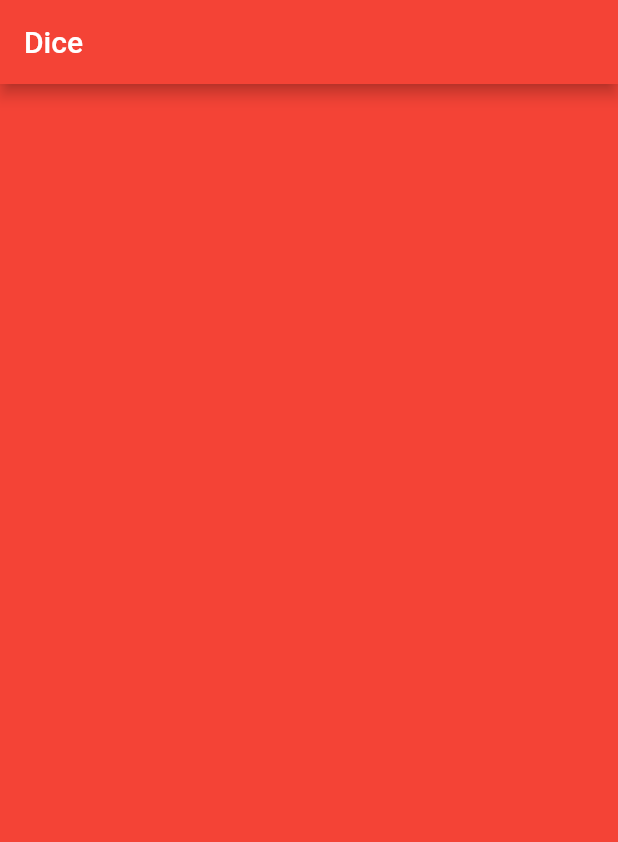
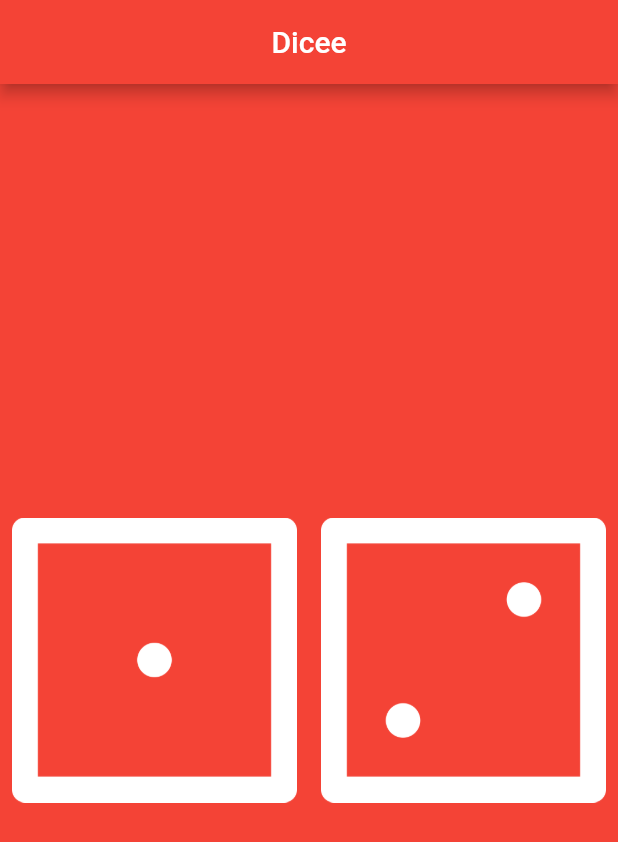
Before and after one commit to HeratUni-CS/dicee-Mohammadali-Nateqy, a Flutter app: the screen it shows after launch, on a phone screen of 412 x 824 dp. Shown: the top 842 px of the screen. Run offline on Flutter 3.47's test engine with Material 2 defaults, Android fonts, the phone set to English and light mode, and no system bars.

Commit message:
Dice Aplication

```diff
--- a/lib/main.dart
+++ b/lib/main.dart
@@ -1,23 +1,62 @@
 import 'package:flutter/material.dart';
+import 'dart:math';
 
 void main() {
-  runApp(
+  return runApp(
     MaterialApp(
       home: Scaffold(
         backgroundColor: Colors.red,
         appBar: AppBar(
+          title: Center(
+            child: Text('Dicee'),
+          ),
           backgroundColor: Colors.red,
-          title: Text('Dice'),
         ),
-        body: MyApp(),
+        body: DicePage(),
       ),
     ),
   );
 }
 
-class MyApp extends StatelessWidget {
+class DicePage extends StatefulWidget {
+  const DicePage({Key? key}) : super(key: key);
+  @override
+  State<DicePage> createState() => _DicePageState();
+}
+
+class _DicePageState extends State<DicePage> {
+  int leftDiceNumber = 1;
+  int rightDiceNumber = 2;
+
+  void diceNumber(){
+    setState(() {
+      leftDiceNumber = Random().nextInt(6)+1;
+      rightDiceNumber = Random().nextInt(6)+1;
+    });
+  }
   @override
   Widget build(BuildContext context) {
-    return Container();
+    return Center(
+      child: Row(
+        children: [
+          Expanded(
+            child: TextButton(
+              onPressed: () {
+                diceNumber();
+              },
+              child: Image.asset('images/dice$leftDiceNumber.png'),
+            ),
+          ),
+          Expanded(
+            child: TextButton(
+              onPressed: (){
+                diceNumber();
+              },
+              child: Image.asset('images/dice$rightDiceNumber.png'),
+            ),
+          ),
+        ],
+      ),
+    );
   }
 }
```
Also changed, not shown: pubspec.lock.
